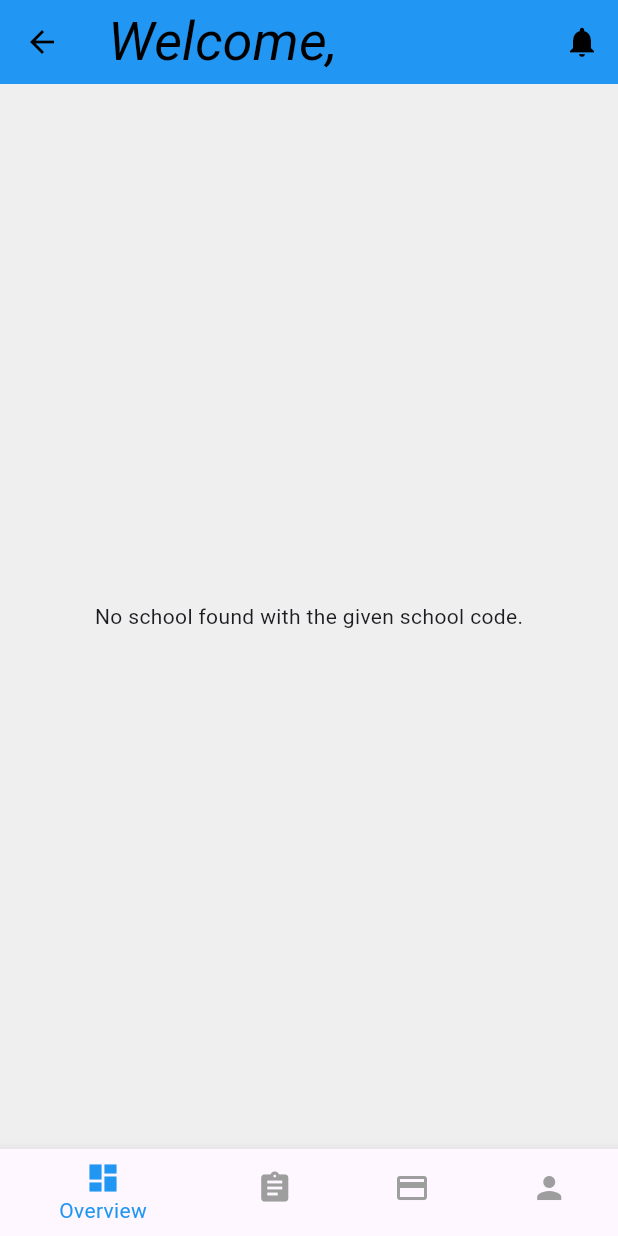
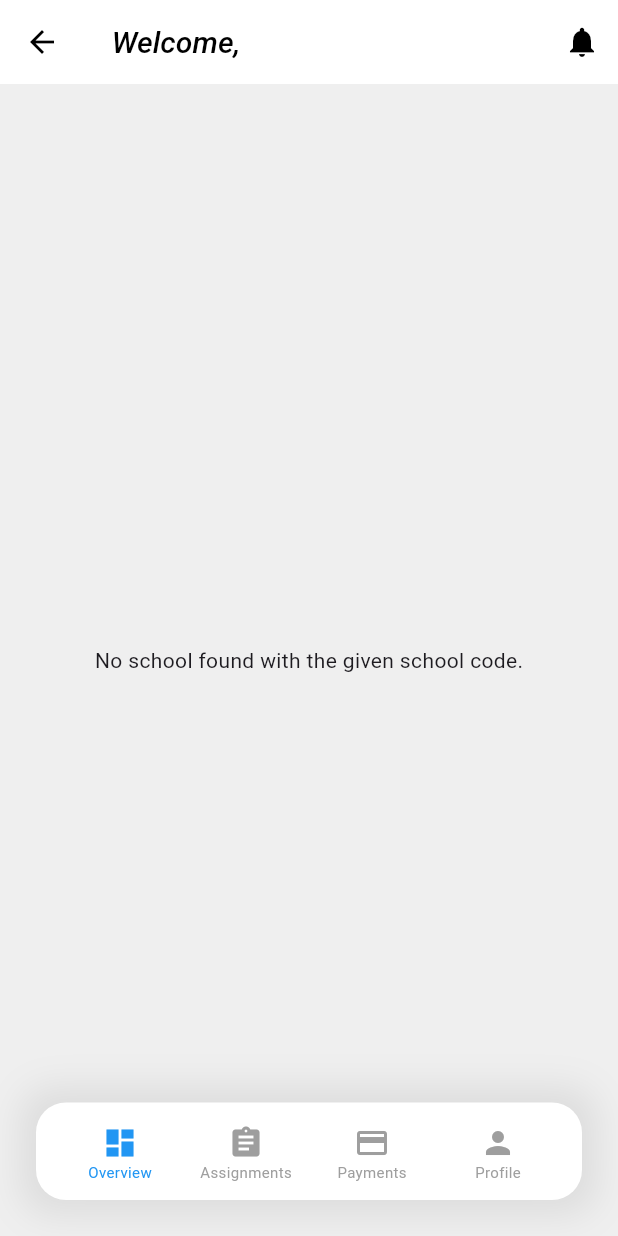
Before and after one commit to Nagil22/DemoApp, a Flutter app: the StudentDashboardScreen screen opened by its route, on a phone screen of 412 x 824 dp. Run offline on Flutter 3.47's test engine with Material 3 defaults, Android fonts, the phone set to English and light mode, and no system bars; our stand-ins replace cloud_firestore, firebase_auth, firebase_core, firebase_messaging, firebase_storage, flutter_colorpicker and 7 more; missing offline and left inert: pay; accounts and stored records are empty; Roboto replaces fonts that are missing (Hind).

Commit message:
Student UI changed

```diff
--- a/lib/school/student_dashboard_screen.dart
+++ b/lib/school/student_dashboard_screen.dart
@@ -22,6 +22,20 @@ class StudentDashboardScreen extends StatefulWidget {
   @override
   StudentDashboardScreenState createState() => StudentDashboardScreenState();
 }
+
+List<IconData> navIcons = [
+  Icons.dashboard,
+  Icons.assignment,
+  Icons.payment,
+  Icons.person,
+];
+List<String> navTitle = [
+  "Overview",
+  "Assignments",
+  "Payments",
+  "Profile"
+];
+
 
 class StudentDashboardScreenState extends State<StudentDashboardScreen> {
   int _selectedIndex = 0;
@@ -98,8 +112,15 @@ class StudentDashboardScreenState extends State<StudentDashboardScreen> {
       ),
       child: Scaffold(
         appBar: AppBar(
-          title: Text('Welcome, ${widget.username}'),
-          backgroundColor: _accentColor,
+          title: Text(
+              'Welcome, ${widget.username}',
+              textAlign: TextAlign.center,
+              style: const TextStyle(
+                  fontWeight: FontWeight.w500,
+                  fontSize: 20
+              )
+          ),
+          // backgroundColor: _accentColor,
           actions: [
             Stack(
               children: [
@@ -135,21 +156,11 @@ class StudentDashboardScreenState extends State<StudentDashboardScreen> {
             ),
           ],
         ),
-        body: _getSelectedSection(),
-        bottomNavigationBar: BottomNavigationBar(
-          items: const <BottomNavigationBarItem>[
-            BottomNavigationBarItem(
-                icon: Icon(Icons.dashboard), label: 'Overview'),
-            BottomNavigationBarItem(
-                icon: Icon(Icons.assignment), label: 'Assignments'),
-            BottomNavigationBarItem(
-                icon: Icon(Icons.payment), label: 'Payments'),
-            BottomNavigationBarItem(icon: Icon(Icons.person), label: 'Profile'),
-          ],
-          currentIndex: _selectedIndex,
-          selectedItemColor: _accentColor,
-          unselectedItemColor: Colors.grey,
-          onTap: _onItemTapped,
+        body: Stack(
+          children: [
+            _getSelectedSection(),
+            Align(alignment: Alignment.bottomCenter, child: _navBar())
+        ]
         ),
       ),
     );
@@ -159,6 +170,70 @@ class StudentDashboardScreenState extends State<StudentDashboardScreen> {
     setState(() {
       _selectedIndex = index;
     });
+  }
+
+  Widget _navBar(){
+    return Container(
+        height: 65,
+        margin: const EdgeInsets.only(
+            right: 24,
+            left: 24,
+            bottom: 24
+        ),
+        decoration: BoxDecoration(
+            color: Colors.white,
+            borderRadius: BorderRadius.circular(20),
+            boxShadow: [
+              BoxShadow(
+                  color: Colors.black.withAlpha(20),
+                  blurRadius: 20,
+                  spreadRadius: 10
+              )
+            ]
+        ),
+        child: Row(
+          crossAxisAlignment: CrossAxisAlignment.center,
+          mainAxisAlignment: MainAxisAlignment.center,
+          children: navIcons.map((icon) {
+            int index = navIcons.indexOf(icon);
+            bool isSelected = _selectedIndex == index;
+            return Material(
+              color: Colors.transparent,
+              child: GestureDetector(
+                onTap: (){
+                  setState(() {
+                    _selectedIndex = index;
+                  });
+                },
+                child: SingleChildScrollView(
+                  child: Column(
+                    children: [
+                      Container(
+                        alignment: Alignment.center,
+                        margin: const EdgeInsets.only(
+                            top: 15,
+                            bottom:0,
+                            left: 30,
+                            right: 30
+                        ),
+                        child: Icon(icon, color: isSelected ? Colors.blue : Colors.grey),
+                      ),
+                      Text(
+                          navTitle[index],
+                          style: TextStyle(
+                              color: isSelected ? Colors.blue : Colors.grey,
+                              fontSize: 10
+                          )
+                      ),
+                      const SizedBox(height: 15)
+                    ],
+                  ),
+                ),
+              ),
+            );
+          }).toList(),
+        )
+    );
   }
 
   Widget _getSelectedSection() {
--- a/lib/screens/profile_screen.dart
+++ b/lib/screens/profile_screen.dart
@@ -246,7 +246,12 @@ class ProfileScreenState extends State<ProfileScreen> {
         backgroundColor: Colors.grey[200],
         body: SingleChildScrollView(
           child: Container(
-            padding: const EdgeInsets.all(16.0),
+            padding: const EdgeInsets.only(
+            left: 16.0,
+            top: 16.0,
+            right: 16.0,
+            bottom: 100.0,
+          ),
             child: Column(
               children: [
                 SizedBox(
```
